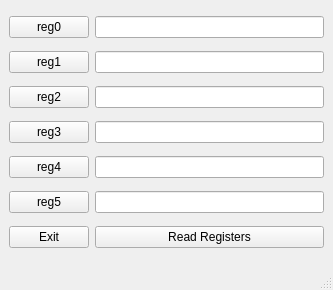
Above: dynamic_classes_python/gui.ui from DarkTyr/python_work before the change. Below: the same form after it.
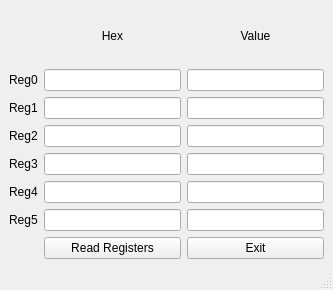
That is the form after the change.

Commit message: Got the import of the class working and being passed through to the rest of the gui. Works pretty well actually. Just have to keep in mind the import level of the class you are dynamically importing. fpga_sim isn't global so it also had to be copied into the fic folder.

What changed in the file:
```diff
--- a/dynamic_classes_python/gui.ui
+++ b/dynamic_classes_python/gui.ui
@@ -15,80 +15,118 @@
   </property>
   <widget class="QWidget" name="centralwidget">
    <layout class="QGridLayout" name="gridLayout">
-    <item row="5" column="2">
-     <widget class="QLineEdit" name="line_reg_5"/>
+    <item row="3" column="3">
+     <widget class="QLineEdit" name="line_reg_2_int"/>
     </item>
-    <item row="6" column="2">
+    <item row="1" column="3">
+     <widget class="QLineEdit" name="line_reg_0_int"/>
+    </item>
+    <item row="7" column="2">
      <widget class="QPushButton" name="but_read_registers">
       <property name="text">
        <string>Read Registers</string>
       </property>
      </widget>
     </item>
-    <item row="0" column="2">
-     <widget class="QLineEdit" name="line_reg_0"/>
+    <item row="2" column="3">
+     <widget class="QLineEdit" name="line_reg_1_int"/>
     </item>
-    <item row="1" column="0">
-     <widget class="QPushButton" name="but_read_reg_1">
-      <property name="text">
-       <string>reg1</string>
-      </property>
-     </widget>
+    <item row="4" column="3">
+     <widget class="QLineEdit" name="line_reg_3_int"/>
     </item>
-    <item row="0" column="0">
-     <widget class="QPushButton" name="but_read_reg_0">
-      <property name="text">
-       <string>reg0</string>
-      </property>
-     </widget>
+    <item row="6" column="2">
+     <widget class="QLineEdit" name="line_reg_5_hex"/>
     </item>
     <item row="1" column="2">
-     <widget class="QLineEdit" name="line_reg_1"/>
-    </item>
-    <item row="2" column="0">
-     <widget class="QPushButton" name="but_read_reg_2">
-      <property name="text">
-       <string>reg2</string>
-      </property>
-     </widget>
+     <widget class="QLineEdit" name="line_reg_0_hex"/>
     </item>
     <item row="2" column="2">
-     <widget class="QLineEdit" name="line_reg_2"/>
-    </item>
-    <item row="3" column="0">
-     <widget class="QPushButton" name="but_read_reg_3">
-      <property name="text">
-       <string>reg3</string>
-      </property>
-     </widget>
+     <widget class="QLineEdit" name="line_reg_1_hex"/>
     </item>
     <item row="3" column="2">
-     <widget class="QLineEdit" name="line_reg_3"/>
-    </item>
-    <item row="4" column="0">
-     <widget class="QPushButton" name="but_read_reg_4">
-      <property name="text">
-       <string>reg4</string>
-      </property>
-     </widget>
+     <widget class="QLineEdit" name="line_reg_2_hex"/>
     </item>
     <item row="4" column="2">
      <widget class="QLineEdit" name="line_reg_4"/>
     </item>
-    <item row="5" column="0">
-     <widget class="QPushButton" name="but_read_reg_5">
-      <property name="text">
-       <string>reg5</string>
-      </property>
-     </widget>
+    <item row="5" column="2">
+     <widget class="QLineEdit" name="line_reg_4_hex"/>
     </item>
-    <item row="6" column="0">
+    <item row="5" column="3">
+     <widget class="QLineEdit" name="line_reg_4_int"/>
+    </item>
+    <item row="6" column="3">
+     <widget class="QLineEdit" name="line_reg_5_int"/>
+    </item>
+    <item row="7" column="3">
      <widget class="QPushButton" name="but_exit">
       <property name="text">
        <string>Exit</string>
       </property>
      </widget>
     </item>
+    <item row="3" column="0">
+     <widget class="QLabel" name="label_3">
+      <property name="text">
+       <string>Reg2</string>
+      </property>
+     </widget>
+    </item>
+    <item row="1" column="0">
+     <widget class="QLabel" name="label_1">
+      <property name="text">
+       <string>Reg0</string>
+      </property>
+     </widget>
+    </item>
+    <item row="2" column="0">
+     <widget class="QLabel" name="label_2">
+      <property name="text">
+       <string>Reg1</string>
+      </property>
+     </widget>
+    </item>
+    <item row="4" column="0">
+     <widget class="QLabel" name="label_4">
+      <property name="text">
+       <string>Reg3</string>
+      </property>
+     </widget>
+    </item>
+    <item row="5" column="0">
+     <widget class="QLabel" name="label_5">
+      <property name="text">
+       <string>Reg4</string>
+      </property>
+     </widget>
+    </item>
+    <item row="6" column="0">
+     <widget class="QLabel" name="label_6">
+      <property name="text">
+       <string>Reg5</string>
+      </property>
+     </widget>
+    </item>
+    <item row="0" column="2">
+     <widget class="QLabel" name="label_8">
+      <property name="text">
+       <string>Hex</string>
+      </property>
+      <property name="alignment">
+       <set>Qt::AlignCenter</set>
+      </property>
+     </widget>
+    </item>
+    <item row="0" column="3">
+     <widget class="QLabel" name="label_7">
+      <property name="text">
+       <string>Value</string>
+      </property>
+      <property name="alignment">
+       <set>Qt::AlignCenter</set>
+      </property>
+     </widget>
+    </item>
    </layout>
   </widget>
   <widget class="QMenuBar" name="menubar">
```
Left out of the diff: 2 changed lines with no effect on the pictures. The commit also changes 3 other files.
